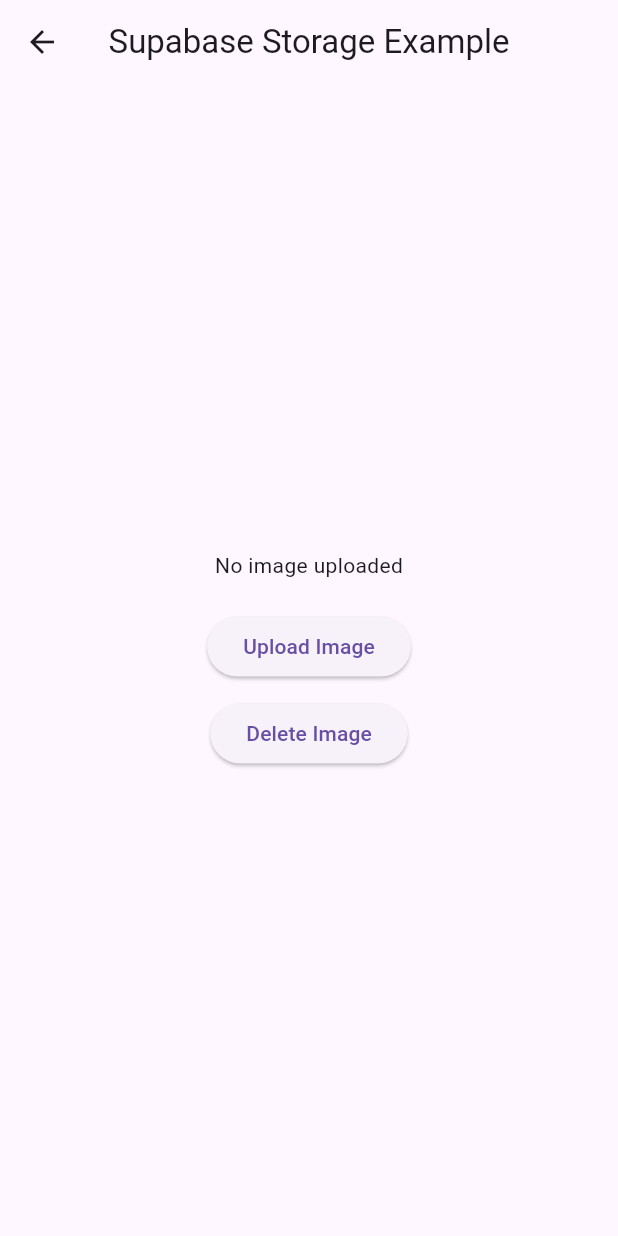
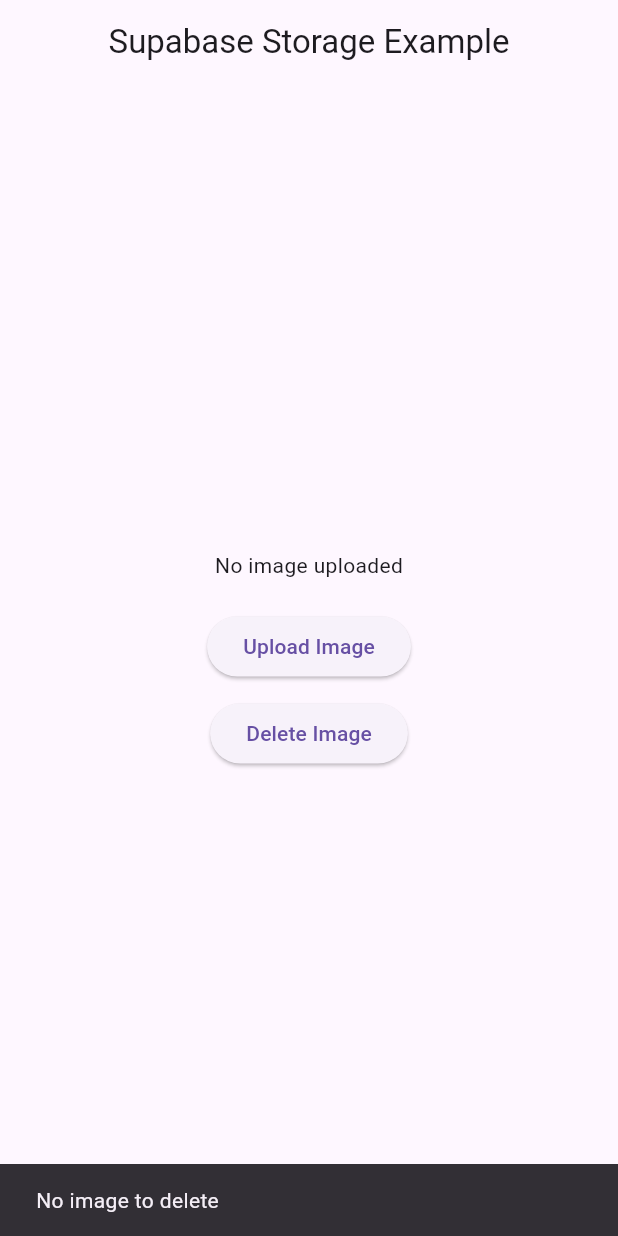
Before and after one commit to Riyam224/supabase-playlist-, a Flutter app: the SupabaseStorageExample screen opened directly, after a tap on "Delete Image", on a phone screen of 412 x 824 dp. Run offline on Flutter 3.47's test engine with Material 3 defaults, Android fonts, the light colour scheme and no system bars; our stand-ins replace image_picker, supabase_flutter; accounts and stored records are empty.

Commit message:
storage and upload image

```diff
--- a/lib/features/storage_bucket/views/storage_example_view.dart
+++ b/lib/features/storage_bucket/views/storage_example_view.dart
@@ -1,7 +1,5 @@
 // ignore_for_file: use_build_context_synchronously
-
 import 'dart:io';
-
 import 'package:flutter/material.dart';
 import 'package:image_picker/image_picker.dart';
 import 'package:supabase_playlist/core/helper/supabase_helper.dart';
@@ -14,18 +12,18 @@
 }
 
 class _SupabaseStorageExampleState extends State<SupabaseStorageExample> {
-  String? uploadedImageUrl; // will hold the uploaded image link
+  String? uploadedImageUrl; // Public URL for displaying
+  String? uploadedImagePath; // Path inside bucket (needed for delete)
 
+  /// Pick image from gallery
   Future<File?> pickImage() async {
     final ImagePicker picker = ImagePicker();
     final XFile? image = await picker.pickImage(source: ImageSource.gallery);
-    if (image == null) {
-      return null; // User canceled the picker
-    }
-    final File imageFile = File(image.path);
-    return imageFile;
+    if (image == null) return null;
+    return File(image.path);
   }
 
+  /// Upload image to Supabase
   Future<void> uploadImage() async {
     final imageFile = await pickImage();
     if (imageFile == null) {
@@ -34,14 +32,61 @@
       ).showSnackBar(const SnackBar(content: Text("No image selected")));
       return;
     }
-    final timestamp = DateTime.now().millisecondsSinceEpoch.toString();
-    final uniqueImagePath = '${timestamp}_${imageFile.path.split('/').last}';
-    await SupabaseHelper.client.storage
-        .from('avatars')
-        .upload(uniqueImagePath, imageFile);
-    // setState(() {
-    //   uploadedImageUrl = "https://via.placeholder.com/150"; // demo placeholder
-    // });
+
+    try {
+      final timestamp = DateTime.now().millisecondsSinceEpoch.toString();
+      final uniquePath = "uploads/$timestamp-${imageFile.path.split('/').last}";
+
+      // ✅ Upload to Supabase Storage
+      await SupabaseHelper.client.storage
+          .from('avatars')
+          .upload(uniquePath, imageFile);
+
+      // ✅ Get public URL
+      final publicUrl = SupabaseHelper.client.storage
+          .from('avatars')
+          .getPublicUrl(uniquePath);
+
+      setState(() {
+        uploadedImageUrl = publicUrl;
+        uploadedImagePath = uniquePath;
+      });
+    } catch (e) {
+      debugPrint("Upload error: $e");
+      ScaffoldMessenger.of(
+        context,
+      ).showSnackBar(SnackBar(content: Text("Upload failed: $e")));
+    }
+  }
+
+  /// Delete image from Supabase
+  Future<void> deleteImage() async {
+    if (uploadedImagePath == null) {
+      ScaffoldMessenger.of(
+        context,
+      ).showSnackBar(const SnackBar(content: Text("No image to delete")));
+      return;
+    }
+
+    try {
+      await SupabaseHelper.client.storage.from('avatars').remove([
+        uploadedImagePath!,
+      ]);
+
+      setState(() {
+        uploadedImageUrl = null;
+        uploadedImagePath = null;
+      });
+
+      ScaffoldMessenger.of(context).showSnackBar(
+        const SnackBar(content: Text("Image deleted successfully")),
+      );
+    } catch (e) {
+      debugPrint("Delete error: $e");
+      ScaffoldMessenger.of(
+        context,
+      ).showSnackBar(SnackBar(content: Text("Delete failed: $e")));
+    }
   }
 
   @override
@@ -57,14 +102,21 @@
           children: [
             uploadedImageUrl == null
                 ? const Text("No image uploaded")
-                : Image.network(uploadedImageUrl!, height: 150),
+                : Image.network(
+                    uploadedImageUrl!,
+                    height: 150,
+                    fit: BoxFit.cover,
+                  ),
             const SizedBox(height: 20),
             ElevatedButton(
               onPressed: uploadImage,
               child: const Text("Upload Image"),
             ),
             const SizedBox(height: 10),
-            ElevatedButton(onPressed: () {}, child: const Text("Delete Image")),
+            ElevatedButton(
+              onPressed: deleteImage,
+              child: const Text("Delete Image"),
+            ),
           ],
         ),
       ),
--- a/lib/main.dart
+++ b/lib/main.dart
@@ -1,7 +1,6 @@
 import 'package:flutter/material.dart';
 import 'package:supabase_playlist/core/helper/supabase_helper.dart';
 import 'package:supabase_playlist/features/storage_bucket/views/storage_example_view.dart';
-import 'package:supabase_playlist/features/streaming/views/home_stream_view.dart';
 
 void main() async {
   WidgetsFlutterBinding.ensureInitialized();
@@ -18,7 +17,7 @@
       title: 'Login UI',
       debugShowCheckedModeBanner: false,
       theme: ThemeData(primarySwatch: Colors.purple),
-      home: const TodoScreenStream(),
+      home: const SupabaseStorageExample(),
     );
   }
 }
```
